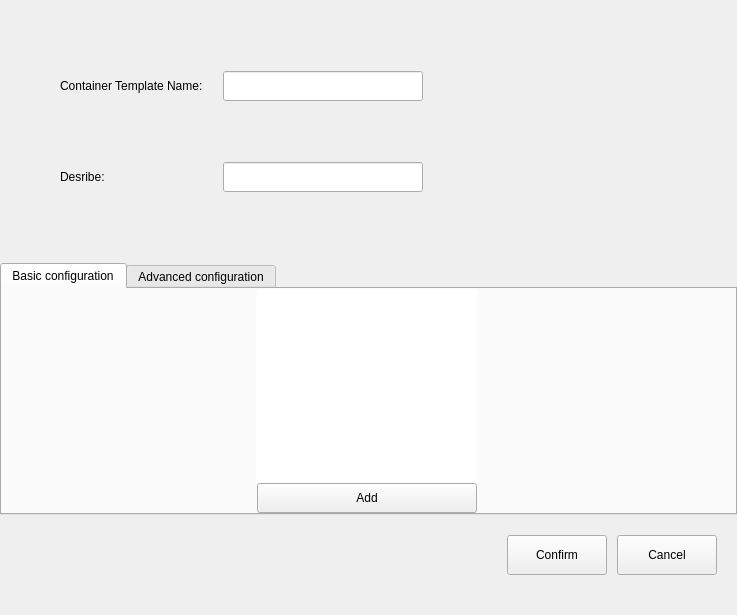
Old version of the form src/pages/container/container-setting.ui in the repository openeuler-mirror/ks-scmc-gui.
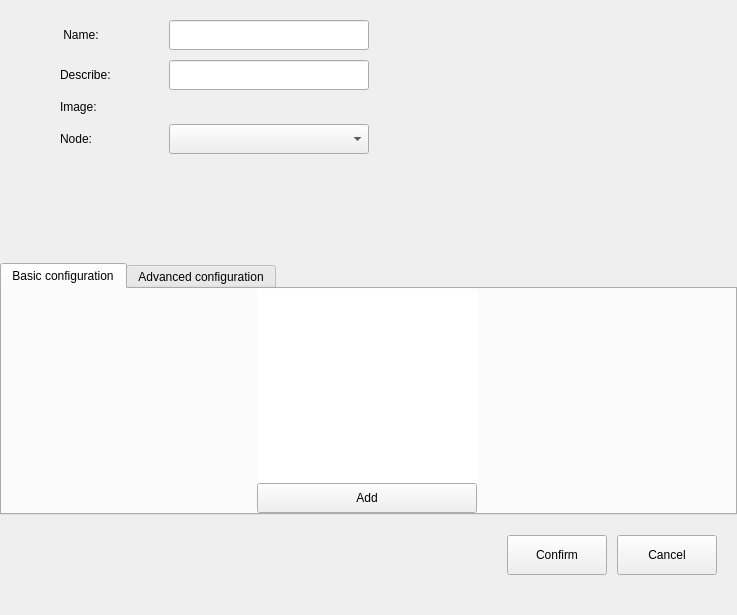
New version of the form. The open tabs and pages were chosen to show the change.

Commit message:
fix(*):add template list ,create and remove function and set graphic info in container setting
- 添加模板列表、创建、移除功能，在容器设置中设置图形化使用信息

```diff
--- a/src/pages/container/container-setting.ui
+++ b/src/pages/container/container-setting.ui
@@ -82,7 +82,7 @@
          <item row="1" column="0">
           <widget class="QLabel" name="label_2">
            <property name="text">
-            <string>Container Describe:</string>
+            <string>Describe:</string>
            </property>
           </widget>
          </item>
@@ -112,7 +112,7 @@
          <item row="0" column="0">
           <widget class="QLabel" name="label">
            <property name="text">
-            <string>Container Name:</string>
+            <string> Name:</string>
            </property>
           </widget>
          </item>
@@ -147,74 +147,6 @@
          </item>
         </layout>
        </widget>
-       <widget class="QWidget" name="page_template">
-        <layout class="QGridLayout" name="gridLayout_2">
-         <property name="leftMargin">
-          <number>60</number>
-         </property>
-         <property name="topMargin">
-          <number>0</number>
-         </property>
-         <property name="rightMargin">
-          <number>0</number>
-         </property>
-         <property name="bottomMargin">
-          <number>0</number>
-         </property>
-         <property name="horizontalSpacing">
-          <number>20</number>
-         </property>
-         <property name="verticalSpacing">
-          <number>10</number>
-         </property>
-         <item row="0" column="1">
-          <widget class="QLineEdit" name="lineEdit_temp_name">
-           <property name="minimumSize">
-            <size>
-             <width>200</width>
-             <height>30</height>
-            </size>
-           </property>
-           <property name="maximumSize">
-            <size>
-             <width>200</width>
-             <height>30</height>
-            </size>
-           </property>
-          </widget>
-         </item>
-         <item row="1" column="1">
-          <widget class="QLineEdit" name="lineEdit_temp_describe">
-           <property name="minimumSize">
-            <size>
-             <width>200</width>
-             <height>30</height>
-            </size>
-           </property>
-           <property name="maximumSize">
-            <size>
-             <width>200</width>
-             <height>30</height>
-            </size>
-           </property>
-          </widget>
-         </item>
-         <item row="1" column="0">
-          <widget class="QLabel" name="label_6">
-           <property name="text">
-            <string>Desribe:</string>
-           </property>
-          </widget>
-         </item>
-         <item row="0" column="0">
-          <widget class="QLabel" name="label_5">
-           <property name="text">
-            <string>Container Template Name:</string>
-           </property>
-          </widget>
-         </item>
-        </layout>
-       </widget>
       </widget>
      </item>
      <item>
```
Left out of the diff: 2 changed lines with no effect on the pictures. The commit also changes 14 other files.
